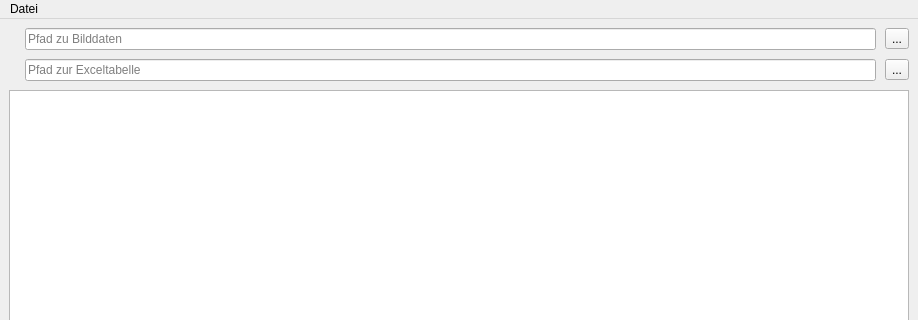
tappi287/tiffy, file ui/tiffy.ui: the form before one commit; both pictures show x 0 to 918 and y 0 to 320 of the 918 by 657 pixel window.
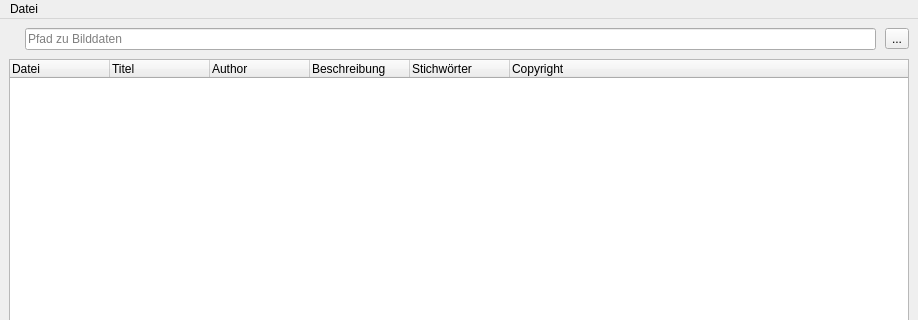
The form after the commit. Icons and pictures are not drawn.

The edit to the form file:
```diff
--- a/ui/tiffy.ui
+++ b/ui/tiffy.ui
@@ -85,44 +85,38 @@
        </layout>
       </item>
       <item>
-       <layout class="QHBoxLayout" name="xlsLayout">
-        <item>
-         <widget class="QLabel" name="xlsLabel">
-          <property name="maximumSize">
-           <size>
-            <width>35</width>
-            <height>40</height>
-           </size>
-          </property>
+       <widget class="QTreeWidget" name="treeWidget">
+        <column>
+         <property name="text">
+          <string>Datei</string>
+         </property>
+        </column>
+        <column>
           <property name="text">
-           <string/>
-          </property>
-          <property name="pixmap">
-           <pixmap resource="res/gui_resource.qrc">:/type/options.png</pixmap>
-          </property>
-          <property name="scaledContents">
-           <bool>true</bool>
-          </property>
-         </widget>
-        </item>
-        <item>
-         <widget class="QLineEdit" name="xlsLineEdit">
-          <property name="placeholderText">
-           <string>Pfad zur Exceltabelle</string>
-          </property>
-         </widget>
-        </item>
-        <item>
-         <widget class="QToolButton" name="xlsBtn">
+          <string>Titel</string>
+         </property>
+        </column>
+        <column>
+         <property name="text">
+          <string>Author</string>
+         </property>
+        </column>
+        <column>
+         <property name="text">
+          <string>Beschreibung</string>
+         </property>
+        </column>
+        <column>
+         <property name="text">
+          <string>Stichwörter</string>
+         </property>
+        </column>
+        <column>
           <property name="text">
-           <string>...</string>
-          </property>
-         </widget>
-        </item>
-       </layout>
-      </item>
-      <item>
-       <widget class="QListWidget" name="listWidget"/>
+          <string>Copyright</string>
+         </property>
+        </column>
+       </widget>
       </item>
       <item>
        <widget class="QPushButton" name="startBtn">
```
Left out of the diff: 2 changed lines with no effect on the pictures. Lines whose indentation alone changed are shown as unchanged.
